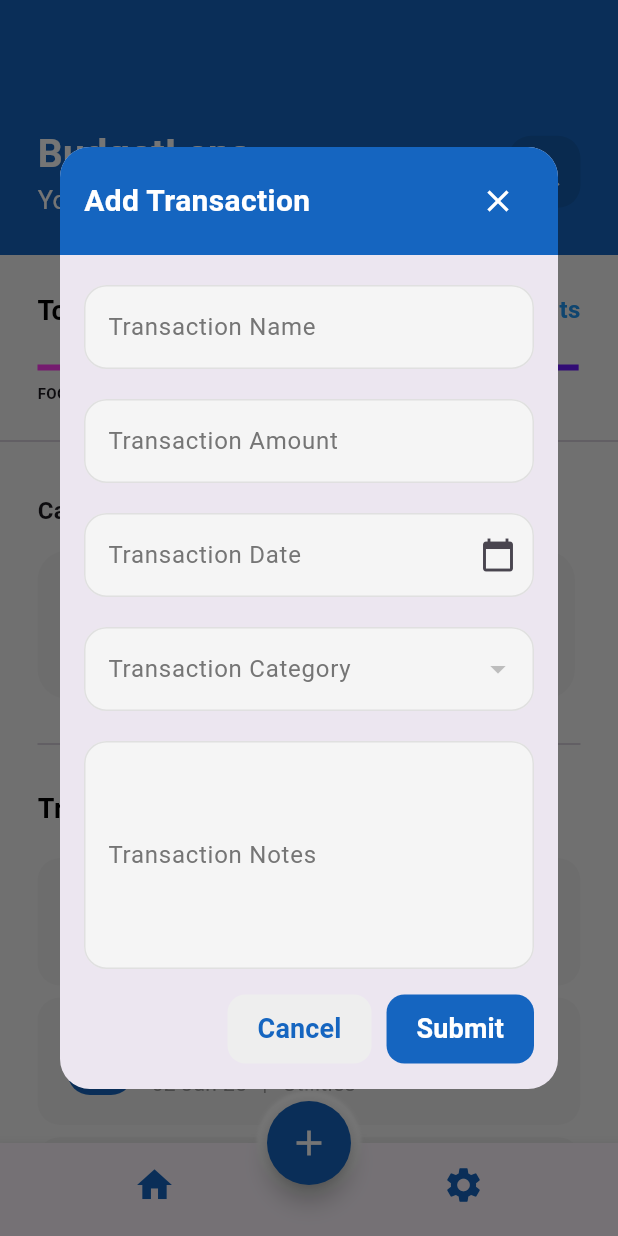
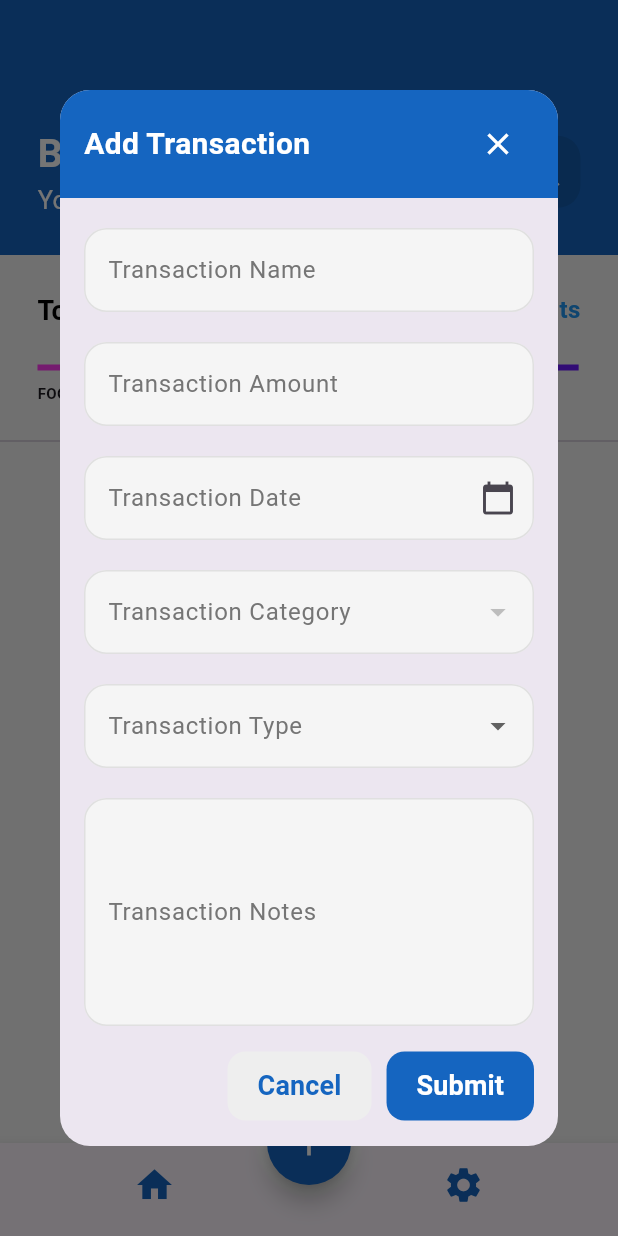
Before and after one commit to mariellecarnecer99/budget-lens, a Flutter app: the screen it shows after launch, after a tap on the "add" icon, on a phone screen of 412 x 824 dp. Run offline on Flutter 3.47's test engine with Material 3 defaults, Android fonts, the phone set to English and light mode, and no system bars; our stand-ins replace fl_chart, sqflite; accounts and stored records are empty.

Commit message:
fix: database issue

```diff
--- a/lib/models/transactions.dart
+++ b/lib/models/transactions.dart
@@ -1,28 +1,30 @@
 class Transactions {
   final int? id;
   final double amount;
-  final int categoryId;
+  final String categoryName;
   final String transactionName;
   final String date;
-  final String type;
+  final String transactionType;
+  final String? notes;
 
-  Transactions({
-    this.id,
+  Transactions(
+      {this.id,
       required this.amount,
-    required this.categoryId,
+      required this.categoryName,
       required this.transactionName,
       required this.date,
-    required this.type,
-  });
+      required this.transactionType,
+      this.notes});
 
   Map<String, dynamic> toMap() {
     return {
       'id': id,
       'amount': amount,
-      'category_id': categoryId,
-      'description': transactionName,
+      'category_name': categoryName,
+      'transaction_name': transactionName,
       'date': date,
-      'type': type,
+      'transaction_type': transactionType,
+      'notes': notes
     };
   }
 
@@ -30,10 +32,10 @@ class Transactions {
     return Transactions(
         id: map['id'],
         amount: map['amount'],
-      categoryId: map['category_id'],
+        categoryName: map['category_name'],
         transactionName: map['transaction_name'],
         date: map['date'],
-      type: map['type'],
-    );
+        transactionType: map['transaction_type'],
+        notes: map['notes']);
   }
 }
--- a/lib/screens/home.dart
+++ b/lib/screens/home.dart
@@ -1,6 +1,7 @@
 import 'package:expense_tracker/models/category.dart';
+import 'package:expense_tracker/models/transactions.dart';
 import 'package:expense_tracker/screens/analytics.dart';
-import 'package:expense_tracker/services/category_database_helper.dart';
+import 'package:expense_tracker/services/database_helper.dart';
 import 'package:flutter/material.dart';
 import 'package:flutter/services.dart';
 import 'package:intl/intl.dart';
@@ -142,34 +143,47 @@ class _HomePageState extends State<HomePage> {
             height: 20,
           ),
           Expanded(
-              child: ListView(
+            child: FutureBuilder<List<Transactions>>(
+              future: DatabaseHelper().getTransactions(),
+              builder: (context, snapshot) {
+                if (snapshot.connectionState == ConnectionState.waiting) {
+                  return Center(child: CircularProgressIndicator());
+                }
+
+                if (snapshot.hasError) {
+                  return Center(child: Text('Error: ${snapshot.error}'));
+                }
+
+                if (!snapshot.hasData || snapshot.data!.isEmpty) {
+                  return Center(child: Text('No transactions available.'));
+                }
+
+                final transactions = snapshot.data!;
+
+                return ListView(
                   padding: EdgeInsets.all(25),
                   children: [
                     const Text(
                       "Cash Flow",
-                style: TextStyle(fontSize: 16, fontWeight: FontWeight.bold),
+                      style:
+                          TextStyle(fontSize: 16, fontWeight: FontWeight.bold),
                     ),
                     const SizedBox(
                       height: 15,
                     ),
                     Row(
                       children: [
-                  buildCashFlowColumn(
-                      Icons.account_balance_wallet, "Income", "\$25607.53"),
-                  SizedBox(
-                    width: availableScreenWidth * .03,
-                  ),
-                  buildCashFlowColumn(
-                      Icons.monetization_on, "Balance", "\$16052.78"),
-                  SizedBox(
-                    width: availableScreenWidth * .03,
-                  ),
-                  buildCashFlowColumn(Icons.payments, "Expense", "\$9554.75")
+                        buildCashFlowColumn(Icons.account_balance_wallet,
+                            "Income", DatabaseHelper().getTotalIncome()),
+                        SizedBox(width: availableScreenWidth * .03),
+                        buildCashFlowColumn(Icons.monetization_on, "Balance",
+                            DatabaseHelper().getBalance()),
+                        SizedBox(width: availableScreenWidth * .03),
+                        buildCashFlowColumn(Icons.payments, "Expense",
+                            DatabaseHelper().getTotalExpenses())
                       ],
                     ),
-              Divider(
-                height: 60,
-              ),
+                    Divider(height: 60),
                     Row(
                       children: [
                         Text(
@@ -178,24 +192,24 @@ class _HomePageState extends State<HomePage> {
                               color: Colors.black,
                               fontSize: 18,
                               fontWeight: FontWeight.bold),
-                  )
+                        ),
                       ],
                     ),
                     const SizedBox(
                       height: 20,
                     ),
-              buildTransactionRow(Icons.shopping_bag, "Dior Bag", "02 Jan 25",
-                  "Shopping", "\$952"),
-              buildTransactionRow(Icons.receipt_long, "Electric & Water Bill",
-                  "02 Jan 25", "Utilities", "\$380.45"),
-              buildTransactionRow(Icons.receipt_long, "Wifi and Phone Plan",
-                  "02 Jan 25", "Utilities", "\$120"),
-              buildTransactionRow(Icons.restaurant, "Popeyes Dine-in",
-                  "02 Jan 25", "Food & Drinks", "\$30"),
-              buildTransactionRow(Icons.local_grocery_store, "Fridge restock",
-                  "02 Jan 25", "Groceries", "\$80"),
+                    ...transactions.map((transaction) {
+                      return buildTransactionRow(
+                          transaction.transactionName,
+                          transaction.date,
+                          transaction.categoryName,
+                          "\$${transaction.amount.toStringAsFixed(2)}");
+                    }),
                   ],
-          ))
+                );
+              },
+            ),
+          ),
         ],
       ),
       floatingActionButton: CustomFloatingActionButton(
@@ -237,7 +251,8 @@ class _HomePageState extends State<HomePage> {
     );
   }
 
-  Column buildCashFlowColumn(IconData icon, String category, String amount) {
+  Column buildCashFlowColumn(
+      IconData icon, String category, Future<double> amount) {
     return Column(
       crossAxisAlignment: CrossAxisAlignment.start,
       children: [
@@ -265,13 +280,47 @@ class _HomePageState extends State<HomePage> {
                 ),
               ),
               SizedBox(height: 4),
-              Text(
-                amount,
+              FutureBuilder<double>(
+                future: amount,
+                builder: (context, snapshot) {
+                  if (snapshot.connectionState == ConnectionState.waiting) {
+                    return Text(
+                      'Loading...',
                       style: TextStyle(
                         fontSize: 14,
                         fontWeight: FontWeight.bold,
                         color: Colors.blue.shade800,
                       ),
+                    );
+                  } else if (snapshot.hasError) {
+                    return Text(
+                      'Error: ${snapshot.error}',
+                      style: TextStyle(
+                        fontSize: 14,
+                        fontWeight: FontWeight.bold,
+                        color: Colors.blue.shade800,
+                      ),
+                    );
+                  } else if (snapshot.hasData) {
+                    return Text(
+                      snapshot.data!.toStringAsFixed(2),
+                      style: TextStyle(
+                        fontSize: 14,
+                        fontWeight: FontWeight.bold,
+                        color: Colors.blue.shade800,
+                      ),
+                    );
+                  } else {
+                    return Text(
+                      'No data available',
+                      style: TextStyle(
+                        fontSize: 14,
+                        fontWeight: FontWeight.bold,
+                        color: Colors.blue.shade800,
+                      ),
+                    );
+                  }
+                },
               ),
             ],
           ),
@@ -280,8 +329,8 @@ class _HomePageState extends State<HomePage> {
     );
   }
 
-  Container buildTransactionRow(IconData categoryIcon, String transactionName,
-      String date, String categoryName, String amount) {
+  Container buildTransactionRow(
+      String transactionName, String date, String categoryName, String amount) {
     return Container(
         margin: EdgeInsets.only(bottom: 8),
         padding: EdgeInsets.symmetric(horizontal: 20),
@@ -303,7 +352,7 @@ class _HomePageState extends State<HomePage> {
                     borderRadius: BorderRadius.circular(15),
                   ),
                   child: Icon(
-                    categoryIcon,
+                    getCategoryIcon(categoryName),
                     color: Colors.blue[200],
                   ),
                 ),
@@ -326,9 +375,10 @@ class _HomePageState extends State<HomePage> {
                           style: TextStyle(fontSize: 14, color: Colors.grey),
                         ),
                         const SizedBox(width: 10),
-                        Text(
-                          "|",
-                          style: TextStyle(fontSize: 14, color: Colors.grey),
+                        Container(
+                          width: 1,
+                          height: 20,
+                          color: Colors.grey,
                         ),
                         const SizedBox(width: 10),
                         Text(
@@ -350,7 +400,7 @@ class _HomePageState extends State<HomePage> {
   }
 
   void showTransactionForm(BuildContext context) async {
-    CategoryDatabaseHelper dbHelper = CategoryDatabaseHelper();
+    DatabaseHelper dbHelper = DatabaseHelper();
     List<Category> categories = await dbHelper.getCategories();
 
     final GlobalKey<FormState> formKey = GlobalKey<FormState>();
@@ -364,6 +414,7 @@ class _HomePageState extends State<HomePage> {
         TextEditingController();
     DateTime? transactionDate;
     String? transactionCategory;
+    String? transactionType;
 
     showDialog(
       context: context,
@@ -580,6 +631,46 @@ class _HomePageState extends State<HomePage> {
                           },
                         ),
                         SizedBox(height: 20),
+                        DropdownButtonFormField<String>(
+                          value: transactionType,
+                          decoration: InputDecoration(
+                            labelText: 'Transaction Type',
+                            labelStyle: TextStyle(color: Colors.grey.shade600),
+                            filled: true,
+                            fillColor: Colors.grey.shade100,
+                            border: OutlineInputBorder(
+                              borderRadius: BorderRadius.circular(15),
+                            ),
+                            focusedBorder: OutlineInputBorder(
+                              borderRadius: BorderRadius.circular(15),
+                              borderSide:
+                                  BorderSide(color: Colors.blue.shade800),
+                            ),
+                            enabledBorder: OutlineInputBorder(
+                              borderRadius: BorderRadius.circular(15),
+                              borderSide:
+                                  BorderSide(color: Colors.grey.shade300),
+                            ),
+                          ),
+                          items: ['Expense', 'Income']
+                              .map((type) => DropdownMenuItem<String>(
+                                    value: type,
+                                    child: Text(type),
+                                  ))
+                              .toList(),
+                          onChanged: (value) {
+                            setState(() {
+                              transactionType = value;
+                            });
+                          },
+                          validator: (value) {
+                            if (value == null || value.isEmpty) {
+                              return 'Please select a transaction type';
+                            }
+                            return null;
+                          },
+                        ),
+                        SizedBox(height: 20),
                         TextFormField(
                           controller: transactionNotesController,
                           decoration: InputDecoration(
@@ -643,11 +734,11 @@ class _HomePageState extends State<HomePage> {
                       ),
                       SizedBox(width: 10),
                       TextButton(
-                        onPressed: () {
+                        onPressed: () async {
                           if (formKey.currentState?.validate() ?? false) {
                             String transactionName =
                                 transactionNameController.text;
-                            String transactionAmount =
+                            String transactionAmountStr =
                                 transactionAmountController.text;
                             String transactionNotes =
                                 transactionNotesController.text;
@@ -655,6 +746,13 @@ class _HomePageState extends State<HomePage> {
                                 transactionCategory ?? 'None';
                             String transactionDate =
                                 transactionDateController.text;
+                            String transactionTypeCat =
+                                transactionType ?? 'None';
+
+                            double transactionAmount = double.tryParse(
+                                    transactionAmountStr.replaceAll(
+                                        RegExp(r'[^\d.]'), '')) ??
+                                0.0;
 
                             DateTime? date = DateTime.tryParse(transactionDate);
                             String formattedDate = '';
@@ -663,11 +761,16 @@ class _HomePageState extends State<HomePage> {
                                   DateFormat('dd MMM yy').format(date);
                             }
 
-                            print('Transaction Name: $transactionName');
-                            print('Transaction Amount: $transactionAmount');
-                            print('Transaction Date: $formattedDate');
-                            print('Transaction Category: $transactionCat');
-                            print('Transaction Notes: $transactionNotes');
+                            Transactions newTransaction = Transactions(
+                                transactionName: transactionName,
+                                amount: transactionAmount,
+                                date: formattedDate,
+                                categoryName: transactionCat,
+                                notes: transactionNotes,
+                                transactionType: transactionTypeCat);
+
+                            DatabaseHelper dbHelper = DatabaseHelper();
+                            await dbHelper.insertTransaction(newTransaction);
 
                             Navigator.of(context).pop();
                           }
@@ -699,4 +802,24 @@ class _HomePageState extends State<HomePage> {
       },
     );
   }
+
+  IconData getCategoryIcon(String category) {
+    switch (category.toLowerCase()) {
+      case 'shopping':
+        return Icons.shopping_cart;
+      case 'groceries':
+        return Icons.local_grocery_store;
+      case 'food':
+        return Icons.fastfood;
+      case 'transport':
+        return Icons.directions_car;
+      case 'electronics':
+        return Icons.devices;
+      case 'salary':
+      case 'earnings':
+        return Icons.work;
+      default:
+        return Icons.category;
     }
+  }
+}
--- a/lib/services/category_database_helper.dart
+++ /dev/null
@@ -1,57 +0,0 @@
-import 'package:sqflite/sqflite.dart';
-import 'package:path/path.dart';
-import 'package:path_provider/path_provider.dart';
-import '../models/category.dart';
-
-class CategoryDatabaseHelper {
-  static Database? _database;
-
-  Future<Database> get database async {
-    if (_database != null) return _database!;
-    _database = await _initDatabase();
-    return _database!;
-  }
-
-  _initDatabase() async {
-    var directory = await getApplicationDocumentsDirectory();
-    String path = join(directory.path, 'app_database.db');
-    return await openDatabase(path, version: 1, onCreate: (db, version) async {
-      await db.execute(
-          'CREATE TABLE categories(id INTEGER PRIMARY KEY AUTOINCREMENT, name TEXT)');
-    });
-  }
-
-  Future<int> insertCategory(Category category) async {
-    var dbClient = await database;
-    return await dbClient.insert('categories', category.toMap());
-  }
-
-  Future<int> updateCategory(Category category) async {
-    var dbClient = await database;
-    return await dbClient.update(
-      'categories',
-      category.toMap(),
-      where: 'id = ?',
-      whereArgs: [category.id],
-    );
-  }
-
-  Future<int> deleteCategory(int id) async {
-    var dbClient = await database;
-    return await dbClient.delete(
-      'categories',
-      where: 'id = ?',
-      whereArgs: [id],
-    );
-  }
-
-  Future<List<Category>> getCategories() async {
-    var dbClient = await database;
-    List<Map<String, dynamic>> categoryMaps =
-        await dbClient.query('categories');
-
-    return List.generate(categoryMaps.length, (i) {
-      return Category.fromMap(categoryMaps[i]);
-    });
-  }
-}
--- /dev/null
+++ b/lib/services/database_helper.dart
@@ -0,0 +1,145 @@
+import 'package:expense_tracker/models/category.dart';
+import 'package:sqflite/sqflite.dart';
+import 'package:path/path.dart';
+import 'package:path_provider/path_provider.dart';
+import '../models/transactions.dart';
+
+class DatabaseHelper {
+  static Database? _database;
+
+  Future<Database> get database async {
+    if (_database != null) return _database!;
+    _database = await _initDatabase();
+    return _database!;
+  }
+
+  _initDatabase() async {
+    var directory = await getApplicationDocumentsDirectory();
+    String path = join(directory.path, 'app_database.db');
+    return await openDatabase(path, version: 1, onCreate: (db, version) async {
+      try {
+        // Create the transactions table
+        await db.execute('''
+          CREATE TABLE transactions(
+            id INTEGER PRIMARY KEY AUTOINCREMENT,
+            amount REAL,
+            category_name TEXT,
+            transaction_name TEXT,
+            date TEXT,
+            transaction_type TEXT,
+            notes TEXT
+          )
+        ''');
+
+        // Create the categories table
+        await db.execute('''
+          CREATE TABLE categories(
+            id INTEGER PRIMARY KEY AUTOINCREMENT,
+            name TEXT
+          )
+        ''');
+      } catch (e) {
+        print("Error creating tables: $e");
+      }
+    });
+  }
+
+  // Transactions API
+  Future<int> insertTransaction(Transactions transaction) async {
+    final db = await database;
+    return await db.insert('transactions', transaction.toMap());
+  }
+
+  Future<int> updateCategoryTransaction(Transactions transaction) async {
+    var dbClient = await database;
+    return await dbClient.update(
+      'transactions',
+      transaction.toMap(),
+      where: 'id = ?',
+      whereArgs: [transaction.id],
+    );
+  }
+
+  Future<List<Transactions>> getTransactions() async {
+    final db = await database;
+    final List<Map<String, dynamic>> queryResult =
+        await db.query('transactions');
+    return queryResult.map((e) => Transactions.fromMap(e)).toList();
+  }
+
+  Future<List<Map<String, dynamic>>> getTransactionsByType(String type) async {
+    final db = await database;
+    return await db.query('transactions',
+        where: 'transaction_type = ?', whereArgs: [type]);
+  }
+
+  Future<List<Map<String, dynamic>>> getTransactionsByDateRange(
+      String startDate, String endDate) async {
+    final db = await database;
+    return await db.query('transactions',
+        where: 'date BETWEEN ? AND ?', whereArgs: [startDate, endDate]);
+  }
+
+  Future<int> deleteTransaction(int id) async {
+    final db = await database;
+    return await db.delete('transactions', where: 'id = ?', whereArgs: [id]);
+  }
+
+  Future<double> getTotalIncome() async {
+    final db = await database;
+    List<Map<String, dynamic>> result = await db.query('transactions',
+        where: 'transaction_type = ?', whereArgs: ['Income']);
+    double totalIncome = result.fold(0.0, (sum, item) => sum + item['amount']);
+    return totalIncome;
+  }
+
+  Future<double> getTotalExpenses() async {
+    final db = await database;
+    List<Map<String, dynamic>> result = await db.query('transactions',
+        where: 'transaction_type = ?', whereArgs: ['Expense']);
+    double totalExpenses =
+        result.fold(0.0, (sum, item) => sum + item['amount']);
+    return totalExpenses;
+  }
+
+  Future<double> getBalance() async {
+    double totalIncome = await getTotalIncome();
+    double totalExpenses = await getTotalExpenses();
+    return totalIncome - totalExpenses;
+  }
+
+  // Categories API
+  Future<int> insertCategory(Category category) async {
+    var dbClient = await database;
+    return await dbClient.insert('categories', category.toMap());
+  }
+
+  Future<int> updateCategory(Category category) async {
+    var dbClient = await database;
+    return await dbClient.update(
+      'categories',
+      category.toMap(),
+      where: 'id = ?',
+      whereArgs: [category.id],
+    );
+  }
+
+  Future<int> deleteCategory(int id) async {
+    var dbClient = await database;
+    return await dbClient.delete(
+      'categories',
+      where: 'id = ?',
+      whereArgs: [id],
+    );
+  }
+
+  Future<List<Category>> getCategories() async {
+    var dbClient = await database;
+    List<Map<String, dynamic>> categoryMaps =
+        await dbClient.query('categories');
+
+    return List.generate(categoryMaps.length, (i) {
+      return Category.fromMap(categoryMaps[i]);
+    });
+  }
+}
```
Also changed, not shown: lib/screens/categories.dart (+5 -5 lines), lib/services/transaction_database_helper.dart (deleted, +0 -83 lines). Lines whose indentation alone changed are shown as unchanged.
